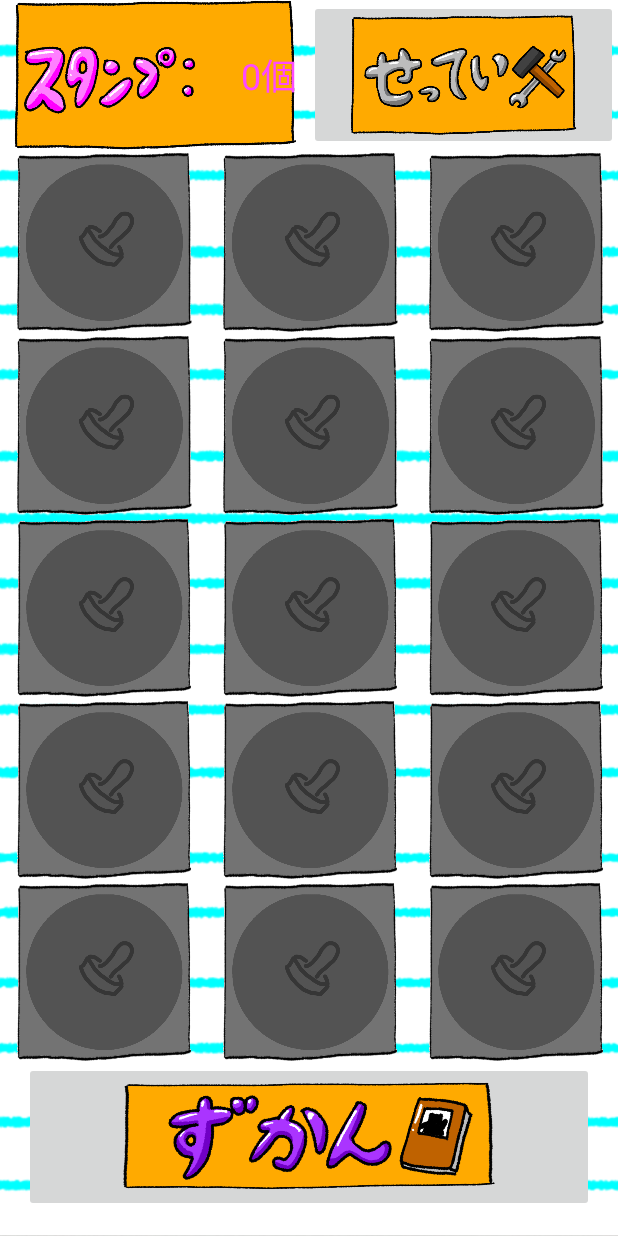
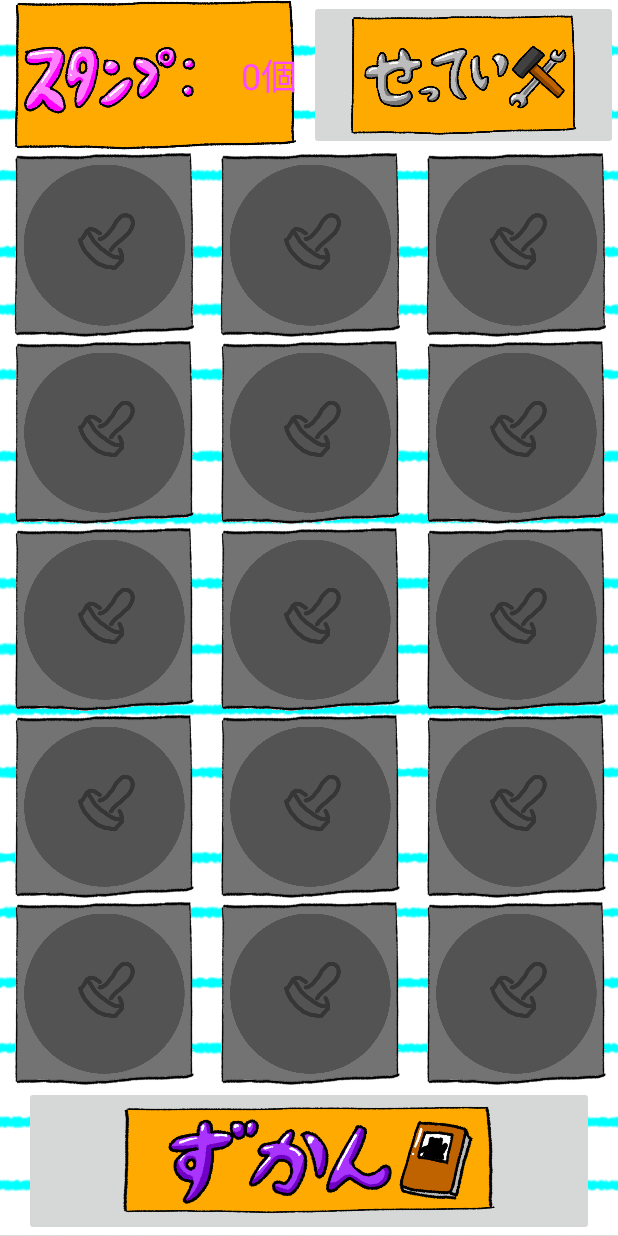
Before and after one commit to megane123321/Kumasuta, an Android app: the screen it shows after launch (MainActivity), on a phone screen of 412 x 824 dp. Run offline under Robolectric (Android 15) with nearby library versions, the phone set to English and light mode, and no system bars.

Commit message:
スタンプカードの縦の長さを伸ばすとアプリケーションがクラッシュする現象を修正

```diff
--- a/app/src/main/java/com/knct_ci4_2025/kumasuta/MainActivity.java
+++ b/app/src/main/java/com/knct_ci4_2025/kumasuta/MainActivity.java
@@ -14,14 +14,10 @@ import androidx.core.graphics.Insets;
 import androidx.core.view.ViewCompat;
 import androidx.core.view.WindowInsetsCompat;
 
-import com.knct_ci4_2025.kumasuta.stamp.Stamp;
-import com.knct_ci4_2025.kumasuta.stamp.StampId;
+import com.knct_ci4_2025.kumasuta.stamp.*;
 import com.knct_ci4_2025.kumasuta.stamp.StampView;
 
 public class MainActivity extends AppCompatActivity{
-
-    final static int STAMP_CARD_WID=3;
-    final static int STAMP_CARD_HEI=5;
 
     @Override
     protected void onCreate(Bundle savedInstanceState) {
@@ -41,14 +37,14 @@ public class MainActivity extends AppCompatActivity{
         setContentView(R.layout.activity_stamp_card);
         ConstraintLayout view=(ConstraintLayout)findViewById(R.id.stamp_home);
         TableLayout stamp_card_view=(TableLayout)findViewById(R.id.stamp_card);
-        Resources res=getBaseContext().getResources();
-        for (int i = 0; i < STAMP_CARD_HEI; i++) {
+        for (int i = 0; i < StampCard.STAMP_CARD_HEI; i++) {
             TableLayout.LayoutParams line_layout=new TableLayout.LayoutParams(ViewGroup.LayoutParams.WRAP_CONTENT, ViewGroup.LayoutParams.WRAP_CONTENT);
             line_layout.weight=1;
-            TableRow stamp_card_line=(TableRow)stamp_card_view.getChildAt(i);
+            TableRow stamp_card_line=new TableRow(getBaseContext());
             stamp_card_line.setLayoutParams(line_layout);
-            for (int j = 0; j < STAMP_CARD_WID; j++) {
-                int index=i*STAMP_CARD_WID+j;
+            stamp_card_view.addView(stamp_card_line);
+            for (int j = 0; j < StampCard.STAMP_CARD_WID; j++) {
+                int index=i*StampCard.STAMP_CARD_WID+j;
                 TableRow.LayoutParams params=new TableRow.LayoutParams();
                 params.weight=1;
                 StampView stamp=new StampView(getBaseContext(),DataBase.card.getStamp(index));
--- a/app/src/main/java/com/knct_ci4_2025/kumasuta/stamp/StampCard.java
+++ b/app/src/main/java/com/knct_ci4_2025/kumasuta/stamp/StampCard.java
@@ -4,6 +4,15 @@ import java.util.ArrayList;
 import java.util.Collections;
 
 public class StampCard {
+
+    public final static int STAMP_CARD_WID=3;
+    public final static int STAMP_CARD_HEI=5;
+
+    public final static int STAMP_NUM;
+
+    static{
+        STAMP_NUM=STAMP_CARD_WID*STAMP_CARD_HEI;
+    }
     ArrayList<Stamp> card;
 
     public StampCard(Stamp... stamps){
--- a/app/src/main/res/layout/activity_stamp_card.xml
+++ b/app/src/main/res/layout/activity_stamp_card.xml
@@ -35,35 +35,7 @@
         app:layout_constraintBottom_toTopOf="@+id/collection_button"
         app:layout_constraintEnd_toEndOf="parent"
         app:layout_constraintStart_toStartOf="parent"
-        app:layout_constraintTop_toBottomOf="@+id/linearLayout">
-
-        <TableRow
-            android:id="@+id/stamp_card_0"
-            android:layout_width="match_parent"
-            android:layout_height="match_parent"
-            android:layout_weight="1" />
-
-        <TableRow
-            android:id="@+id/stamp_card_1"
-            android:layout_width="match_parent"
-            android:layout_height="match_parent"
-            android:layout_weight="1" />
-
-        <TableRow
-            android:id="@+id/stamp_card_2"
-            android:layout_width="match_parent"
-            android:layout_height="match_parent" />
-
-        <TableRow
-            android:id="@+id/stamp_card_3"
-            android:layout_width="match_parent"
-            android:layout_height="match_parent" />
-
-        <TableRow
-            android:id="@+id/stamp_card_4"
-            android:layout_width="match_parent"
-            android:layout_height="match_parent" />
-    </TableLayout>
+        app:layout_constraintTop_toBottomOf="@+id/linearLayout"/>
 
     <ImageButton
         android:id="@+id/collection_button"
@@ -71,7 +43,6 @@
         android:layout_height="100dp"
         android:layout_marginStart="16dp"
         android:layout_marginEnd="16dp"
-        android:layout_marginBottom="16dp"
         android:scaleType="fitCenter"
         app:layout_constraintBottom_toBottomOf="parent"
         app:layout_constraintEnd_toEndOf="parent"
```
